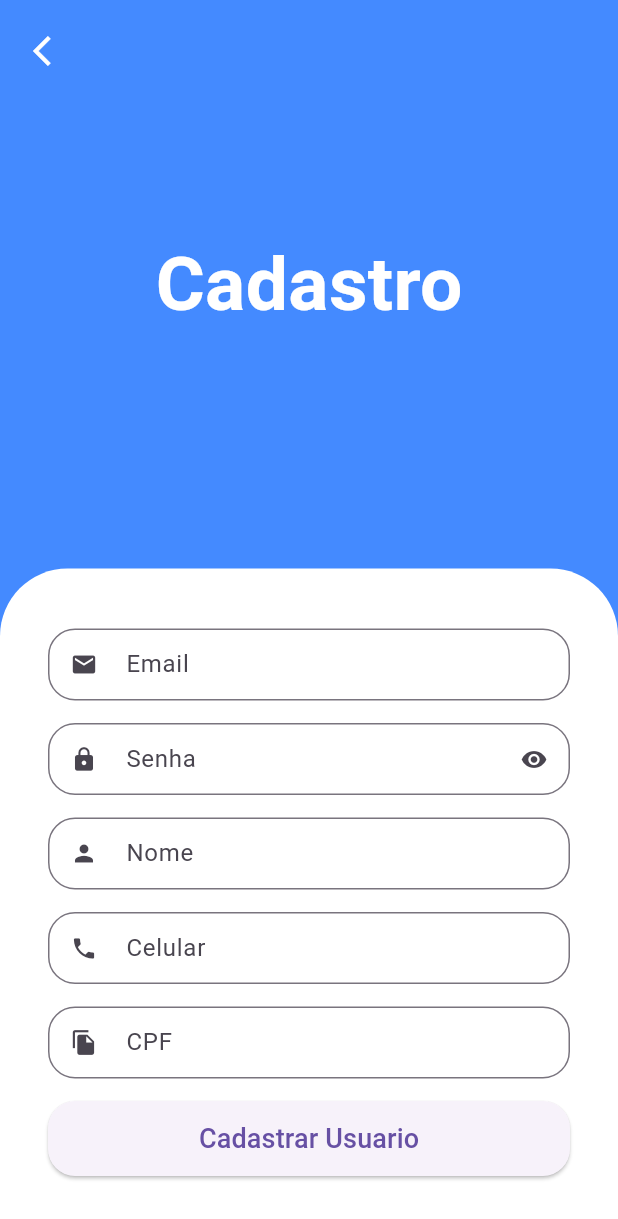
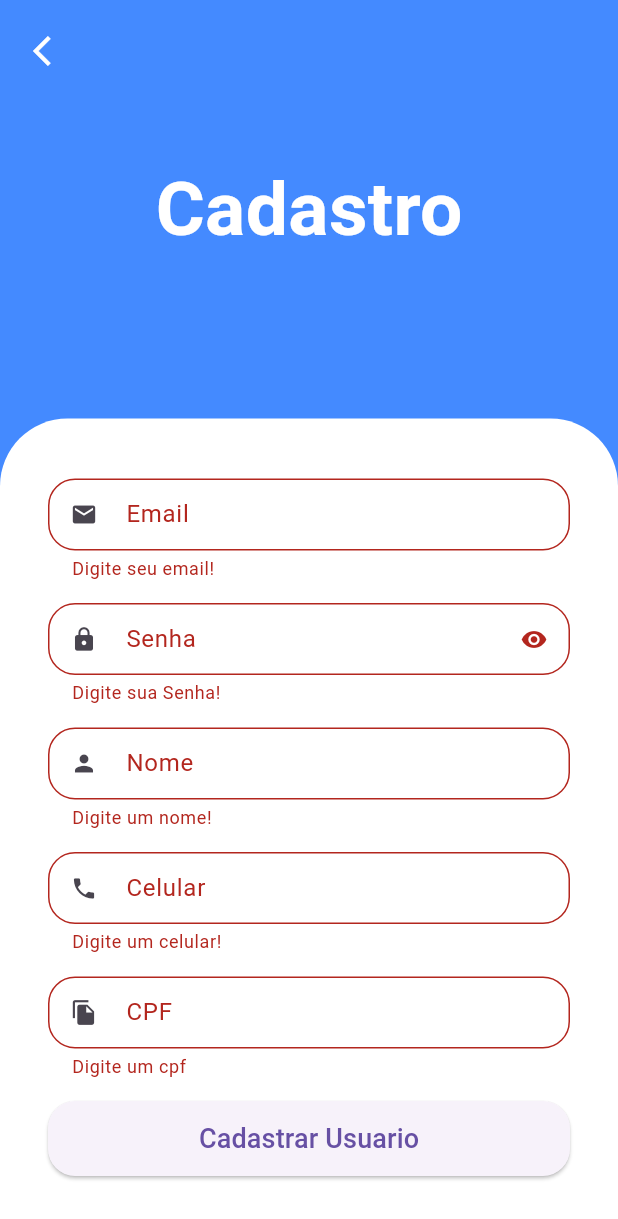
Before and after one commit to crys001001/projeto-flutter-arduino, a Flutter app: the SignUpScreen screen opened by its route, after a tap on "Cadastrar Usuario", on a phone screen of 412 x 824 dp. Shown: the top 1219 px of the screen. Run offline on Flutter 3.47's test engine with Material 3 defaults, Android fonts, the phone set to English and light mode, and no system bars; our stand-ins replace animated_text_kit, get, mask_text_input_formatter.

Commit message:
atualizacao_flutter

```diff
--- a/lib/src/auth/sign_in_screen.dart
+++ b/lib/src/auth/sign_in_screen.dart
@@ -4,6 +4,7 @@ import 'package:flutter_application/src/common_widgets/custom_text_fild.dart';
 import 'package:flutter_application/src/auth/sign_up_screen.dart';
 import 'package:flutter_application/src/base/base_screen.dart';
 import 'package:flutter_application/src/pages_routes/app_pages.dart';
+import 'package:flutter_application/src/services/validators.dart';
 import 'package:get/get.dart';
 import 'package:get/route_manager.dart';
 
@@ -94,15 +95,7 @@ class SignInScreen extends StatelessWidget {
                         controller: emailController,
                         icon: Icons.email,
                         label: 'Email',
-                        validator: (email) {
-                          if (email == null || email.isEmpty) {
-                            return 'Digite seu email!';
-                          }
-
-                          if (!email.isEmail) return 'Digite um email valido';
-
-                          return null;
-                        },
+                        validator: emailValidator,
                       ),
                       //senha
                       CustomTextFild(
@@ -110,17 +103,7 @@ class SignInScreen extends StatelessWidget {
                         icon: Icons.lock,
                         label: 'Senha',
                         isSecret: true,
-                        validator: (password) {
-                          if (password == null || password.isEmpty) {
-                            return 'Digite sua Senha!';
-                          }
-
-                          if (password.length < 7) {
-                            return 'Digite uma senha com pelo menos 7 caracteres.';
-                          }
-
-                          return null;
-                        },
+                        validator: passwordValidator,
                       ),
 
                       //acessar
@@ -144,7 +127,7 @@ class SignInScreen extends StatelessWidget {
                             } else {
                               print('Campos não validos!');
                             }
-                            // Get.toNamed(PagesRoutes.BaseRoute);
+                            Get.toNamed(PagesRoutes.BaseRoute);
                           },
 
                           child: const Text(
--- a/lib/src/auth/sign_up_screen.dart
+++ b/lib/src/auth/sign_up_screen.dart
@@ -1,5 +1,6 @@
 import 'package:flutter/material.dart';
 import 'package:flutter_application/src/common_widgets/custom_text_fild.dart';
+import 'package:flutter_application/src/services/validators.dart';
 import 'package:mask_text_input_formatter/mask_text_input_formatter.dart';
 
 class SignUpScreen extends StatelessWidget {
@@ -14,6 +15,9 @@ class SignUpScreen extends StatelessWidget {
     mask: '## # ####-####',
     filter: {'#': RegExp(r'[0-9]')},
   );
+
+  final _formKey = GlobalKey<FormState>();
+
   @override
   Widget build(BuildContext context) {
     final Size = MediaQuery.of(context).size;
@@ -53,25 +57,41 @@ class SignUpScreen extends StatelessWidget {
                         top: Radius.circular(45),
                       ),
                     ),
+                    child: Form(
+                      key: _formKey,
                       child: Column(
                         crossAxisAlignment: CrossAxisAlignment.stretch,
                         children: [
-                        const CustomTextFild(icon: Icons.email, label: 'Email'),
+                          const CustomTextFild(
+                            icon: Icons.email,
+                            label: 'Email',
+                            validator: emailValidator,
+                            textInputType: TextInputType.emailAddress,
+                          ),
                           const CustomTextFild(
                             icon: Icons.lock,
                             label: 'Senha',
+                            validator: passwordValidator,
                             isSecret: true,
                           ),
-                        const CustomTextFild(icon: Icons.person, label: 'Nome'),
+                          const CustomTextFild(
+                            icon: Icons.person,
+                            label: 'Nome',
+                            validator: nameValidator,
+                          ),
                           CustomTextFild(
                             icon: Icons.phone,
                             label: 'Celular',
                             inputFormatters: [phoneFormatter],
+                            textInputType: TextInputType.phone,
+                            validator: phoneValidator,
                           ),
                           CustomTextFild(
                             icon: Icons.file_copy,
                             label: 'CPF',
                             inputFormatters: [cpffomartter],
+                            textInputType: TextInputType.number,
+                            validator: cpfValidator,
                           ),
 
                           SizedBox(
@@ -83,7 +103,9 @@ class SignUpScreen extends StatelessWidget {
                                   borderRadius: BorderRadius.circular(18),
                                 ),
                               ),
-                            onPressed: () {},
+                              onPressed: () {
+                                _formKey.currentState!.validate();
+                              },
                               child: const Text(
                                 'Cadastrar Usuario',
                                 style: TextStyle(fontSize: 18),
@@ -91,6 +113,7 @@ class SignUpScreen extends StatelessWidget {
                             ),
                           ),
                         ],
+                      ),
                     ),
                   ),
                 ],
--- a/lib/src/base/base_screen.dart
+++ b/lib/src/base/base_screen.dart
@@ -1,5 +1,6 @@
 import 'package:flutter/material.dart';
-import 'package:flutter_application/src/pages/profile/profile_tab.dart';
+
+import 'package:flutter_application/src/pages/profile_tab.dart';
 
 class BaseScreen extends StatefulWidget {
   const BaseScreen({super.key});
--- a/lib/src/common_widgets/custom_text_fild.dart
+++ b/lib/src/common_widgets/custom_text_fild.dart
@@ -10,6 +10,7 @@ class CustomTextFild extends StatefulWidget {
   final bool readOnly;
   final String? Function(String?)? validator;
   final TextEditingController? controller;
+  final TextInputType? textInputType;
 
   const CustomTextFild({
     Key? key,
@@ -21,6 +22,7 @@ class CustomTextFild extends StatefulWidget {
     this.readOnly = false,
     this.validator,
     this.controller,
+    this.textInputType,
   }) : super(key: key);
 
   @override
@@ -49,6 +51,7 @@ class _CustomTextFildState extends State<CustomTextFild> {
         inputFormatters: widget.inputFormatters,
         obscureText: isObscure,
         validator: widget.validator,
+        keyboardType: widget.textInputType,
         decoration: InputDecoration(
           suffixIcon:
               widget.isSecret
--- /dev/null
+++ b/lib/src/services/validators.dart
@@ -0,0 +1,57 @@
+import 'package:flutter/material.dart';
+import 'package:get/get.dart';
+
+String? emailValidator(String? email) {
+  if (email == null || email.isEmpty) {
+    return 'Digite seu email!';
+  }
+
+  if (!email.isEmail) return 'Digite um email valido';
+
+  return null;
+}
+
+String? passwordValidator(password) {
+  if (password == null || password.isEmpty) {
+    return 'Digite sua Senha!';
+  }
+
+  if (password.length < 7) {
+    return 'Digite uma senha com pelo menos 7 caracteres.';
+  }
+
+  return null;
+}
+
+String? nameValidator(String? name) {
+  if (name == null || name.isEmpty) {
+    return 'Digite um nome!';
+  }
+
+  final names = name.split(' ');
+
+  if (names.length == 1) return 'Digite seu nome completo';
+
+  return null;
+}
+
+String? phoneValidator(String? phone) {
+  if (phone == null || phone.isEmpty) {
+    return 'Digite um celular!';
+  }
+
+  if (phone.length < 14 || !phone.isPhoneNumber) {
+    return 'Digite um numero valido';
+  }
+  return null;
+}
+
+String? cpfValidator(String? cpf) {
+  if (cpf == null || cpf.isEmpty) {
+    return 'Digite um cpf';
+  }
+
+  if (!cpf.isCpf) return 'Digite um cpf valido!';
+
+  return null;
+}
```
Also changed, not shown: lib/src/pages/bluetooth_tab.dart (added), lib/src/pages/profile_tab.dart (renamed from lib/src/pages/profile/profile_tab.dart), lib/src/pages/sensor_tab.dart (added). Lines whose indentation alone changed are shown as unchanged.
